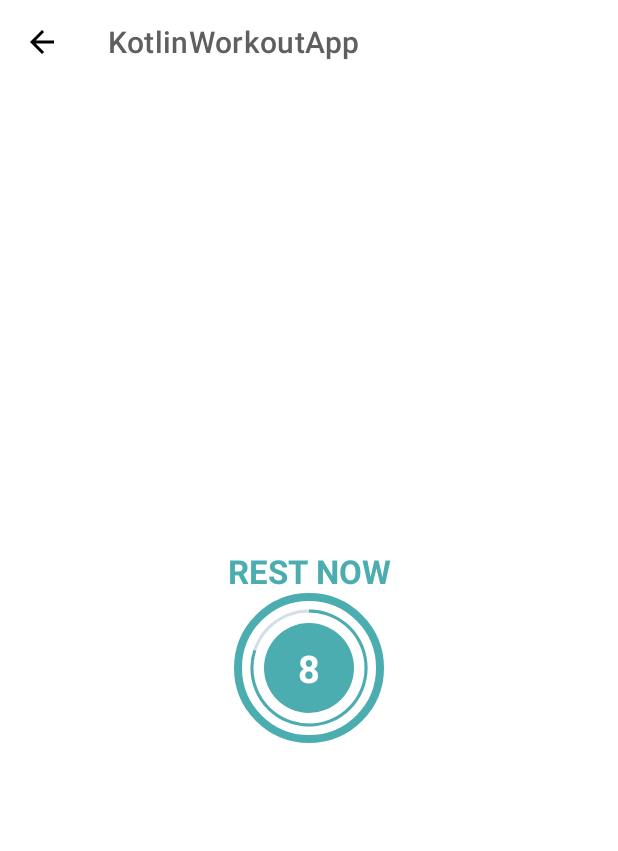
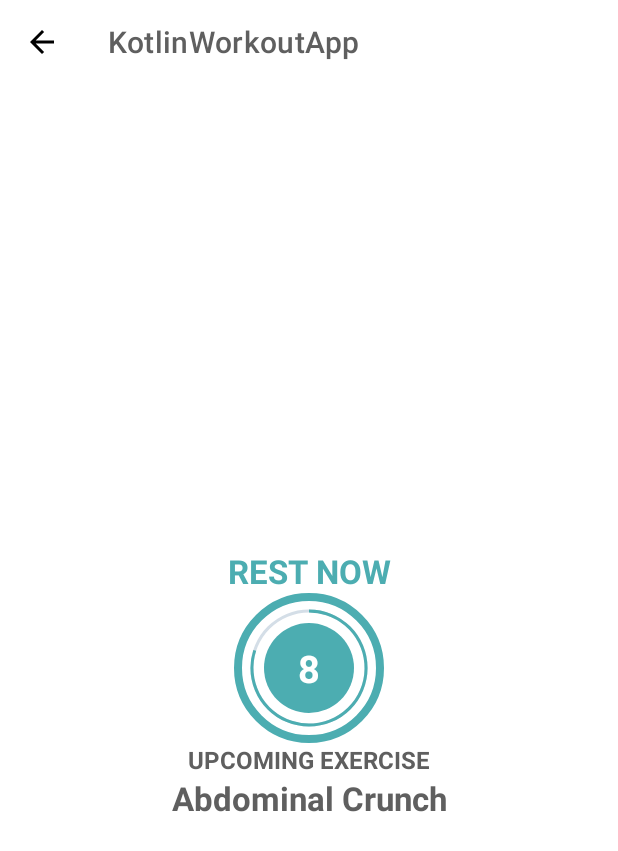
Before and after one commit to Mari-Lew/KotlinWorkout, an Android app: the ExerciseActivity screen opened directly, with no data from a screen before it, on a phone screen of 412 x 824 dp. Shown: the top 851 px of the screen. Run offline under Robolectric (Android 15) with nearby library versions, the phone set to English and light mode, and no system bars.

Commit message:
Finished 153. Adding audio to indicate exercise completion.

```diff
--- a/app/src/main/java/com/example/kotlinworkoutapp/ExerciseActivity.kt
+++ b/app/src/main/java/com/example/kotlinworkoutapp/ExerciseActivity.kt
@@ -1,13 +1,19 @@
 package com.example.kotlinworkoutapp
 
+import android.media.MediaPlayer
+import android.net.Uri
 import androidx.appcompat.app.AppCompatActivity
 import android.os.Bundle
 import android.os.CountDownTimer
+import android.speech.tts.TextToSpeech
+import android.util.Log
 import android.view.View
 import android.widget.Toast
 import com.example.kotlinworkoutapp.databinding.ActivityExerciseBinding
+import java.util.*
+import kotlin.collections.ArrayList
 
-class ExerciseActivity : AppCompatActivity() {
+class ExerciseActivity : AppCompatActivity(), TextToSpeech.OnInitListener {
 
     var binding: ActivityExerciseBinding? = null
     var restTimer: CountDownTimer? = null //how much time you want to rest
@@ -18,6 +24,9 @@ class ExerciseActivity : AppCompatActivity() {
 
     private var exerList : ArrayList<ExerciseModel>? = null
     private var currPosition = -1
+
+    private var textToSpeech : TextToSpeech? = null
+    private var mediaPlayer: MediaPlayer? = null
 
     override fun onCreate(savedInstanceState: Bundle?) {
         super.onCreate(savedInstanceState)
@@ -34,6 +43,8 @@ class ExerciseActivity : AppCompatActivity() {
 
         exerList = Constants.defaultExerList()
 
+        textToSpeech = TextToSpeech(this, this)
+
         binding?.exerToolbar?.setNavigationOnClickListener{
             onBackPressed()
         }
@@ -44,11 +55,34 @@ class ExerciseActivity : AppCompatActivity() {
 
     fun setUpRestView()
     {
+        try {
+            val soundURI = Uri.parse(
+                "android.resource://com.example.kotlinworkoutapp/" + R.raw.press_start)
+            mediaPlayer = MediaPlayer.create(applicationContext, soundURI)
+            mediaPlayer?.isLooping = false
+            mediaPlayer?.start()
+
+        }catch(e:Exception)
+        {
+            e.printStackTrace()
+        }
+
+        binding?.flRestView?.visibility = View.VISIBLE
+        binding?.tvTitle?.visibility = View.VISIBLE
+        binding?.tvUpcomingLabel?.visibility = View.VISIBLE
+        binding?.upcomingExerName?.visibility = View.VISIBLE
+
+        binding?.tvExercise?.visibility = View.INVISIBLE
+        binding?.tvImage?.visibility = View.INVISIBLE
+
+
         if(restTimer != null)
         {
             restTimer?.cancel()
             restProgress = 0
         }
+
+        binding?.upcomingExerName?.text = exerList!![currPosition + 1].getName()
 
         setRestPB()
     }
@@ -96,6 +130,17 @@ class ExerciseActivity : AppCompatActivity() {
             exerProgress = 0
         }
 
+        if(textToSpeech != null)
+        {
+            textToSpeech!!.stop()
+            textToSpeech!!.shutdown()
+        }
+
+        if(mediaPlayer != null)
+        {
+            mediaPlayer!!.stop()
+        }
+
         binding = null
     }
 
@@ -104,6 +149,8 @@ class ExerciseActivity : AppCompatActivity() {
         binding?.flRestView?.visibility = View.INVISIBLE
         binding?.progressBar?.visibility = View.INVISIBLE
         binding?.tvTitle?.visibility = View.INVISIBLE
+        binding?.tvUpcomingLabel?.visibility = View.INVISIBLE
+        binding?.upcomingExerName?.visibility = View.INVISIBLE
 
         binding?.flExerciseView?.visibility = View.VISIBLE
         binding?.tvExercise?.visibility = View.VISIBLE
@@ -115,6 +162,8 @@ class ExerciseActivity : AppCompatActivity() {
             exerTimer?.cancel()
             exerProgress = 0
         }
+
+        speakText(exerList!![currPosition].getName())
 
         binding?.tvImage?.setImageResource(exerList!![currPosition].getImage())
         binding?.tvExercise?.text = exerList!![currPosition].getName()
@@ -153,5 +202,27 @@ class ExerciseActivity : AppCompatActivity() {
         }.start()
     }
 
+    override fun onInit(status: Int) {
+        //check status
+        if(status == TextToSpeech.SUCCESS)
+        {
+            val result = textToSpeech?.setLanguage(Locale.US)
+
+            if(result == TextToSpeech.LANG_MISSING_DATA || result == TextToSpeech.LANG_NOT_SUPPORTED)
+            {
+                Log.e("TTS", "The language is not supported")
+            }
+            else
+            {
+                Log.e("TTS","initialization failure")
+            }
+        }
+    }
+
+    private fun speakText(text: String)
+    {
+        textToSpeech!!.speak(text, TextToSpeech.QUEUE_FLUSH, null, "")
+    }
+
 
 }
--- a/app/src/main/res/layout/activity_exercise.xml
+++ b/app/src/main/res/layout/activity_exercise.xml
@@ -77,6 +77,38 @@
         </LinearLayout>
     </FrameLayout>
 
+    <TextView
+        android:id="@+id/tvUpcomingLabel"
+        android:layout_width="wrap_content"
+        android:layout_height="wrap_content"
+
+        android:text="UPCOMING EXERCISE"
+        android:textColor="@color/colorPrimary"
+        android:textSize="16sp"
+        android:textStyle="bold"
+        android:visibility="visible"
+        app:layout_constraintEnd_toEndOf="parent"
+        app:layout_constraintStart_toStartOf="parent"
+        app:layout_constraintTop_toBottomOf="@+id/flRestView"
+        app:layout_constraintBottom_toTopOf="@+id/upcomingExerName"
+        />
+    <TextView
+        android:id="@+id/upcomingExerName"
+        android:layout_width="wrap_content"
+        android:layout_height="wrap_content"
+
+        android:text="placeholder"
+        android:textColor="@color/colorPrimary"
+        android:textSize="22sp"
+        android:textStyle="bold"
+        android:visibility="gone"
+        app:layout_constraintEnd_toEndOf="parent"
+        app:layout_constraintStart_toStartOf="parent"
+        app:layout_constraintTop_toBottomOf="@+id/tvUpcomingLabel"
+        />
+
+
+
     <ImageView
         android:id="@+id/tvImage"
         android:layout_width="match_parent"
```
Also changed, not shown: app/src/main/AndroidManifest.xml (+7 -0 lines), 1 other file.
